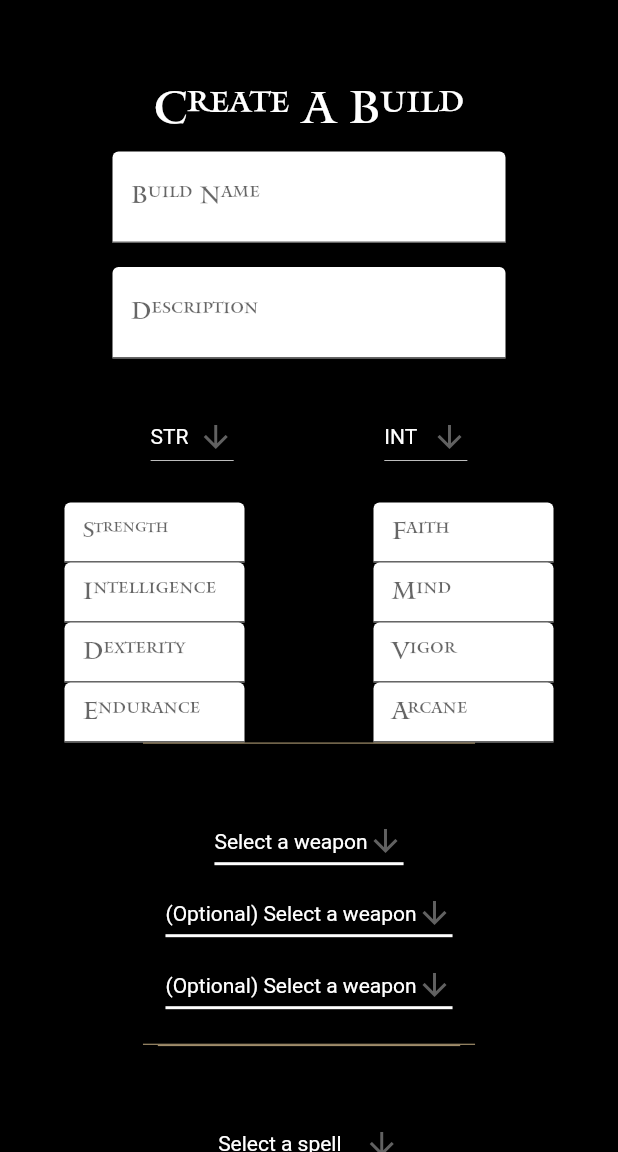
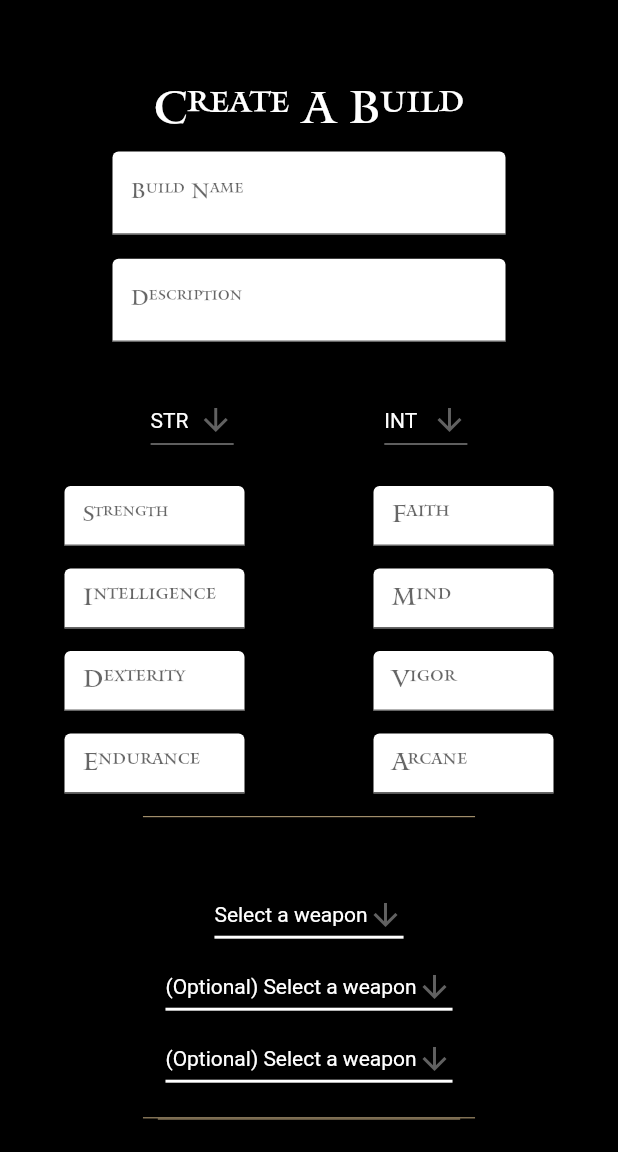
Before and after one commit to yvanmig/Elden-Build, a Flutter app: the CreateBuild screen opened by its route, on a phone screen of 412 x 824 dp, the part 84-1236 px from its top. Run offline on Flutter 3.47's test engine with Material 2 defaults, Android fonts, the phone set to English and light mode, and no system bars; our stand-ins replace email_validator, flutter_image_slideshow, image_picker; missing offline and left inert: dart:js; accounts and stored records are empty; network calls fail.

Commit message:
change form templates

```diff
--- a/lib/layout/pages/create_build.dart
+++ b/lib/layout/pages/create_build.dart
@@ -7,6 +7,7 @@ import 'package:elden_build/models/build_provider.dart';
 import 'package:flutter/cupertino.dart';
 import 'package:flutter/gestures.dart';
 import 'package:flutter/material.dart';
+
 //import 'package:google_fonts/google_fonts.dart';
 import 'package:elden_build/layout/layout.dart';
 
@@ -49,20 +50,19 @@ class _CreateBuildForm extends State<CreateBuild> {
   var spellDropDownValue2;
   var spellDropDownValue3;
   List<Equipment2> spells = [
-    Equipment2(id: 1, name: "Elden Stars"),
-    Equipment2(id: 12, name: "Big hurty laser"),
-    Equipment2(id: 13, name: "Lightning Spear"),
-    Equipment2(id: 14, name: "Golden Vow"),
+    Equipment2(id: 1, name: "Elden stars"),
+    Equipment2(id: 12, name: "Moon blade"),
+    Equipment2(id: 13, name: "Azur comet"),
+    Equipment2(id: 14, name: "Lightning spear"),
   ];
 
   var talismanDropDownValue1;
   var talismanDropDownValue2;
   var talismanDropDownValue3;
   List<Equipment2> talismans = [
-    Equipment2(id: 1, name: "Faith canvas"),
-    Equipment2(id: 12, name: "Rot idol"),
+    Equipment2(id: 1, name: "Flock canvas"),
+    Equipment2(id: 12, name: "Jump attack"),
     Equipment2(id: 13, name: "Dragoncrest shield"),
-    Equipment2(id: 14, name: "Blood Lord insignia"),
   ];
 
   late Build newBuild;
@@ -163,8 +163,9 @@ class _CreateBuildForm extends State<CreateBuild> {
                         const EdgeInsets.symmetric(horizontal: 75, vertical: 8),
                     child: SizedBox(
                       child: TextFormField(
-                        style: const TextStyle(color: Colors.blueGrey),
+                        style: Theme.of(context).textTheme.bodyText1,
                         decoration: const InputDecoration(
+                          labelStyle: TextStyle(fontFamily: "Mantinia"),
                           fillColor: Colors.white,
                           filled: true,
                           border: UnderlineInputBorder(),
@@ -180,8 +181,9 @@ class _CreateBuildForm extends State<CreateBuild> {
                         const EdgeInsets.symmetric(horizontal: 75, vertical: 8),
                     child: SizedBox(
                       child: TextFormField(
-                        style: const TextStyle(color: Colors.blueGrey),
+                        style: Theme.of(context).textTheme.bodyText1,
                         decoration: const InputDecoration(
+                          labelStyle: TextStyle(fontFamily: "Mantinia"),
                           fillColor: Colors.white,
                           filled: true,
                           border: UnderlineInputBorder(),
@@ -247,12 +249,15 @@ class _CreateBuildForm extends State<CreateBuild> {
                         mainAxisAlignment: MainAxisAlignment.spaceBetween,
                         crossAxisAlignment: CrossAxisAlignment.center,
                         children: [
-                          SizedBox(
+                          Padding(
+                            padding: const EdgeInsets.only(bottom: 15.0),
+                            child: SizedBox(
                               width: 120,
                               height: 40,
                               child: TextFormField(
                                 textAlign: TextAlign.end,
-                              style: const TextStyle(color: Colors.blueGrey, fontSize: 16),
+                                style: const TextStyle(
+                                    color: Colors.blueGrey, fontSize: 16),
                                 keyboardType: TextInputType.number,
                                 inputFormatters: <TextInputFormatter>[
                                   FilteringTextInputFormatter.allow(
@@ -265,16 +270,19 @@ class _CreateBuildForm extends State<CreateBuild> {
                                     border: UnderlineInputBorder(),
                                     labelText: 'Strength',
                                     hintText: '0',
-                                labelStyle: TextStyle(fontSize: 14)
+                                    labelStyle: TextStyle(fontSize: 14)),
                               ),
                             ),
                           ),
-                          SizedBox(
+                          Padding(
+                              padding: const EdgeInsets.only(bottom: 15.0),
+                              child: SizedBox(
                                 width: 120,
                                 height: 40,
                                 child: TextFormField(
                                   textAlign: TextAlign.end,
-                              style: const TextStyle(color: Colors.blueGrey, fontSize: 16),
+                                  style: const TextStyle(
+                                      color: Colors.blueGrey, fontSize: 16),
                                   keyboardType: TextInputType.number,
                                   inputFormatters: <TextInputFormatter>[
                                     FilteringTextInputFormatter.allow(
@@ -290,13 +298,16 @@ class _CreateBuildForm extends State<CreateBuild> {
                                     hintText: '0',
                                   ),
                                 ),
-                          ),
-                          SizedBox(
+                              )),
+                          Padding(
+                            padding: const EdgeInsets.only(bottom: 15.0),
+                            child: SizedBox(
                               width: 120,
                               height: 40,
                               child: TextFormField(
                                 textAlign: TextAlign.end,
-                              style: const TextStyle(color: Colors.blueGrey, fontSize: 16),
+                                style: const TextStyle(
+                                    color: Colors.blueGrey, fontSize: 16),
                                 keyboardType: TextInputType.number,
                                 inputFormatters: <TextInputFormatter>[
                                   FilteringTextInputFormatter.allow(
@@ -312,18 +323,23 @@ class _CreateBuildForm extends State<CreateBuild> {
                                 ),
                               ),
                             ),
-                          SizedBox(
+                          ),
+                          Padding(
+                              padding: const EdgeInsets.only(bottom: 15.0),
+                              child: SizedBox(
                                 width: 120,
                                 height: 40,
                                 child: TextFormField(
                                   textAlign: TextAlign.end,
-                              style: const TextStyle(color: Colors.blueGrey, fontSize: 16),
+                                  style: const TextStyle(
+                                      color: Colors.blueGrey, fontSize: 16),
                                   keyboardType: TextInputType.number,
                                   inputFormatters: <TextInputFormatter>[
                                     FilteringTextInputFormatter.allow(
                                         RegExp(r'[0-9]')),
                                   ],
-                              onSaved: (value) => newBuild.endurence = value!,
+                                  onSaved: (value) =>
+                                      newBuild.endurence = value!,
                                   decoration: const InputDecoration(
                                     fillColor: Colors.white,
                                     filled: true,
@@ -332,19 +348,22 @@ class _CreateBuildForm extends State<CreateBuild> {
                                     hintText: '0',
                                   ),
                                 ),
-                          ),
+                              )),
                         ],
                       ),
                       Column(
                         mainAxisAlignment: MainAxisAlignment.spaceBetween,
                         crossAxisAlignment: CrossAxisAlignment.center,
                         children: [
-                          SizedBox(
+                          Padding(
+                              padding: const EdgeInsets.only(bottom: 15.0),
+                              child: SizedBox(
                                 width: 120,
                                 height: 40,
                                 child: TextFormField(
                                   textAlign: TextAlign.end,
-                              style: const TextStyle(color: Colors.blueGrey, fontSize: 16),
+                                  style: const TextStyle(
+                                      color: Colors.blueGrey, fontSize: 16),
                                   keyboardType: TextInputType.number,
                                   inputFormatters: <TextInputFormatter>[
                                     FilteringTextInputFormatter.allow(
@@ -359,13 +378,16 @@ class _CreateBuildForm extends State<CreateBuild> {
                                     hintText: '0',
                                   ),
                                 ),
-                          ),
-                          SizedBox(
+                              )),
+                          Padding(
+                              padding: const EdgeInsets.only(bottom: 15.0),
+                              child: SizedBox(
                                 width: 120,
                                 height: 40,
                                 child: TextFormField(
                                   textAlign: TextAlign.end,
-                              style: const TextStyle(color: Colors.blueGrey, fontSize: 16),
+                                  style: const TextStyle(
+                                      color: Colors.blueGrey, fontSize: 16),
                                   keyboardType: TextInputType.number,
                                   inputFormatters: <TextInputFormatter>[
                                     FilteringTextInputFormatter.allow(
@@ -380,13 +402,16 @@ class _CreateBuildForm extends State<CreateBuild> {
                                     hintText: '0',
                                   ),
                                 ),
-                          ),
-                          SizedBox(
+                              )),
+                          Padding(
+                              padding: const EdgeInsets.only(bottom: 15.0),
+                              child: SizedBox(
                                 width: 120,
                                 height: 40,
                                 child: TextFormField(
                                   textAlign: TextAlign.end,
-                              style: const TextStyle(color: Colors.blueGrey, fontSize: 16),
+                                  style: const TextStyle(
+                                      color: Colors.blueGrey, fontSize: 16),
                                   keyboardType: TextInputType.number,
                                   inputFormatters: <TextInputFormatter>[
                                     FilteringTextInputFormatter.allow(
@@ -401,13 +426,16 @@ class _CreateBuildForm extends State<CreateBuild> {
                                     hintText: '0',
                                   ),
                                 ),
-                          ),
-                          SizedBox(
+                              )),
+                          Padding(
+                              padding: const EdgeInsets.only(bottom: 15.0),
+                              child: SizedBox(
                                 width: 120,
                                 height: 40,
                                 child: TextFormField(
                                   textAlign: TextAlign.end,
-                              style: const TextStyle(color: Colors.blueGrey, fontSize: 16),
+                                  style: const TextStyle(
+                                      color: Colors.blueGrey, fontSize: 16),
                                   keyboardType: TextInputType.number,
                                   inputFormatters: <TextInputFormatter>[
                                     FilteringTextInputFormatter.allow(
@@ -422,7 +450,7 @@ class _CreateBuildForm extends State<CreateBuild> {
                                     hintText: '0',
                                   ),
                                 ),
-                          ),
+                              )),
                         ],
                       ),
                     ],
@@ -620,9 +648,6 @@ class _CreateBuildForm extends State<CreateBuild> {
                       top: BorderSide(
                           width: 0.8,
                           color: Color.fromRGBO(160, 141, 106, 1.0)),
-                      bottom: BorderSide(
-                          width: 0.8,
-                          color: Color.fromRGBO(160, 141, 106, 1.0)),
                     )),
                     child: Column(
                       children: [
@@ -679,7 +704,6 @@ class _CreateBuildForm extends State<CreateBuild> {
                             );
                           }).toList(),
                         ),
-
                         DropdownButton<String>(
                           hint: const Text("(Optional) Select a talisman",
                               style: const TextStyle(color: Colors.white)),
@@ -717,12 +741,12 @@ class _CreateBuildForm extends State<CreateBuild> {
                   style: ElevatedButton.styleFrom(
                       alignment: Alignment.center,
                       primary: Color.fromRGBO(160, 141, 106, 1.0),
-                  padding: EdgeInsets.symmetric(horizontal: 30, vertical: 20),
-                  textStyle: TextStyle(
-                    fontFamily: 'Mantinia',
-                    fontSize: 30)
-                ),
-                onPressed: submitNewBuild, child: const Text("Save build")),
+                      padding:
+                          EdgeInsets.symmetric(horizontal: 30, vertical: 20),
+                      textStyle:
+                          TextStyle(fontFamily: 'Mantinia', fontSize: 30)),
+                  onPressed: submitNewBuild,
+                  child: const Text("Save build")),
             ],
           ),
         ],
--- a/lib/layout/pages/login.dart
+++ b/lib/layout/pages/login.dart
@@ -84,6 +84,7 @@ class _LoginState extends State<Login> {
                     padding:
                         const EdgeInsets.symmetric(horizontal: 75, vertical: 8),
                     child: TextFormField(
+                      obscureText: true,
                       style: Theme.of(context).textTheme.bodyText1,
                       decoration: const InputDecoration(
                         labelStyle: TextStyle(fontFamily: "Mantinia"),
--- a/lib/layout/pages/profile.dart
+++ b/lib/layout/pages/profile.dart
@@ -59,11 +59,9 @@ class Profile extends StatefulWidget {
           backgroundColor: Colors.black,
           appBar: const CustomAppBar(),
           drawer: const DrawerMenu(),
-          body: Column(
-            mainAxisAlignment: MainAxisAlignment.spaceEvenly,
-            crossAxisAlignment: CrossAxisAlignment.center,
-            children: [
+          body:
               Column(
+                mainAxisAlignment: MainAxisAlignment.center,
                 children: <Widget>[
                 _path == "" ? Image.asset("img/logo.png", width: 190, height: 190) :
                 Image.file(
@@ -95,13 +93,19 @@ class Profile extends StatefulWidget {
                       _showOptions(context);
                     },
                   ),
-                  Column(children: [
-                    ProfileRow(rowTitle: "Pseudo", rowData: "user.pseudo"),
-                    ProfileRowDivider(),
-                    ProfileRow(rowTitle: "Email", rowData: "user.email"),
-                    ProfileRowDivider(),
-                  ])
-                ],
+              Padding(
+                padding :const EdgeInsets.only(top:40),
+                child:
+                  Column(
+                      children: [
+                        ProfileRow(rowTitle: "Pseudo", rowData: "user.pseudo"),
+                        ProfileRowDivider(),
+                        ProfileRow(rowTitle: "Email", rowData: "user.email"),
+                        ProfileRowDivider(),
+                    ]
+                  )
+              ),
+            ],
               )
 /*              Column(
                   children: users.map((user) {
@@ -136,8 +140,6 @@ class Profile extends StatefulWidget {
                           ])
                         ]));
                   }).toList())*/
-            ],
-          )
       );
     }
   }
```
Lines whose indentation alone changed are shown as unchanged.
